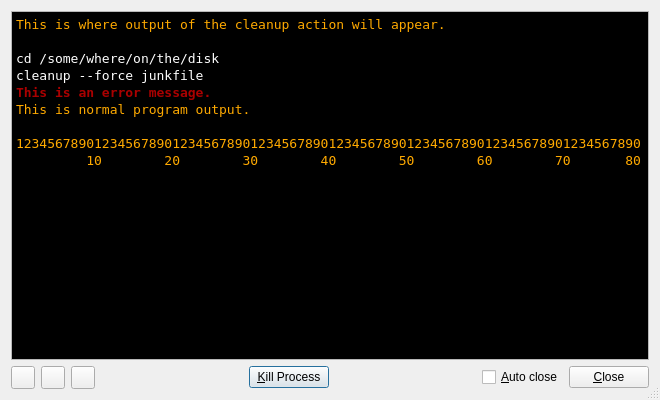
Qt form src/output-window.ui (Lithopsian/qt6dirstat) before a commit.
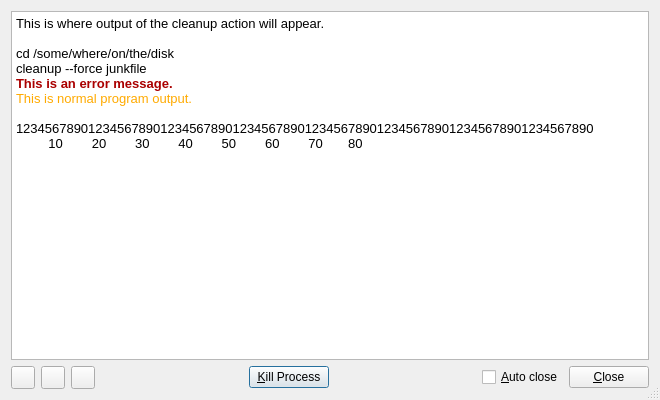
The same form after that commit. Icons and pictures are not drawn.

Commit message:
OutputWindow crash on shutdown
OutputWindow causes a segmentation fault when shutting down the program with Cleanup process still running.  The processes are deleted by their parent and then the destructor tries to delete them again.  Neither kills the processes first so it is very slow and messy anyway.
Create Cleanup processes with no parent so they can be managed cleanly inside OutputWindow.  Kill the processes first even in the destructor so they don't spawn lots of error messages.
Also slipped in making the background colour configurable.  The default is black.

```diff
--- a/src/output-window.ui
+++ b/src/output-window.ui
@@ -23,104 +23,6 @@
   <layout class="QVBoxLayout" name="verticalLayout">
    <item>
     <widget class="QTextEdit" name="terminal">
-     <property name="palette">
-      <palette>
-       <active>
-        <colorrole role="Text">
-         <brush brushstyle="SolidPattern">
-          <color alpha="255">
-           <red>255</red>
-           <green>170</green>
-           <blue>0</blue>
-          </color>
-         </brush>
-        </colorrole>
-        <colorrole role="Base">
-         <brush brushstyle="SolidPattern">
-          <color alpha="255">
-           <red>0</red>
-           <green>0</green>
-           <blue>0</blue>
-          </color>
-         </brush>
-        </colorrole>
-        <colorrole role="PlaceholderText">
-         <brush brushstyle="NoBrush">
-          <color alpha="128">
-           <red>255</red>
-           <green>170</green>
-           <blue>0</blue>
-          </color>
-         </brush>
-        </colorrole>
-       </active>
-       <inactive>
-        <colorrole role="Text">
-         <brush brushstyle="SolidPattern">
-          <color alpha="255">
-           <red>255</red>
-           <green>170</green>
-           <blue>0</blue>
-          </color>
-         </brush>
-        </colorrole>
-        <colorrole role="Base">
-         <brush brushstyle="SolidPattern">
-          <color alpha="255">
-           <red>0</red>
-           <green>0</green>
-           <blue>0</blue>
-          </color>
-         </brush>
-        </colorrole>
-        <colorrole role="PlaceholderText">
-         <brush brushstyle="NoBrush">
-          <color alpha="128">
-           <red>255</red>
-           <green>170</green>
-           <blue>0</blue>
-          </color>
-         </brush>
-        </colorrole>
-       </inactive>
-       <disabled>
-        <colorrole role="Text">
-         <brush brushstyle="SolidPattern">
-          <color alpha="255">
-           <red>128</red>
-           <green>128</green>
-           <blue>128</blue>
-          </color>
-         </brush>
-        </colorrole>
-        <colorrole role="Base">
-         <brush brushstyle="SolidPattern">
-          <color alpha="255">
-           <red>255</red>
-           <green>255</green>
-           <blue>255</blue>
-          </color>
-         </brush>
-        </colorrole>
-        <colorrole role="PlaceholderText">
-         <brush brushstyle="NoBrush">
-          <color alpha="128">
-           <red>255</red>
-           <green>170</green>
-           <blue>0</blue>
-          </color>
-         </brush>
-        </colorrole>
-       </disabled>
-      </palette>
-     </property>
-     <property name="font">
-      <font>
-       <family>DejaVu Sans Mono</family>
-       <weight>50</weight>
-       <bold>false</bold>
-      </font>
-     </property>
      <property name="lineWrapMode">
       <enum>QTextEdit::NoWrap</enum>
      </property>
@@ -128,13 +30,13 @@
       <string>&lt;!DOCTYPE HTML PUBLIC &quot;-//W3C//DTD HTML 4.0//EN&quot; &quot;http://www.w3.org/TR/REC-html40/strict.dtd&quot;&gt;
 &lt;html&gt;&lt;head&gt;&lt;meta name=&quot;qrichtext&quot; content=&quot;1&quot; /&gt;&lt;style type=&quot;text/css&quot;&gt;
 p, li { white-space: pre-wrap; }
-&lt;/style&gt;&lt;/head&gt;&lt;body style=&quot; font-family:'DejaVu Sans Mono'; font-size:10pt; font-weight:400; font-style:normal;&quot;&gt;
+&lt;/style&gt;&lt;/head&gt;&lt;body style=&quot; font-family:'Sans'; font-size:10pt; font-weight:400; font-style:normal;&quot;&gt;
 &lt;p style=&quot; margin-top:0px; margin-bottom:0px; margin-left:0px; margin-right:0px; -qt-block-indent:0; text-indent:0px;&quot;&gt;&lt;span style=&quot; font-family:'monospace';&quot;&gt;This is where output of the cleanup action will appear.&lt;/span&gt;&lt;/p&gt;
 &lt;p style=&quot;-qt-paragraph-type:empty; margin-top:0px; margin-bottom:0px; margin-left:0px; margin-right:0px; -qt-block-indent:0; text-indent:0px; font-family:'monospace';&quot;&gt;&lt;br /&gt;&lt;/p&gt;
-&lt;p style=&quot; margin-top:0px; margin-bottom:0px; margin-left:0px; margin-right:0px; -qt-block-indent:0; text-indent:0px;&quot;&gt;&lt;span style=&quot; font-family:'monospace'; color:#ffffff;&quot;&gt;cd /some/where/on/the/disk&lt;/span&gt;&lt;/p&gt;
-&lt;p style=&quot; margin-top:0px; margin-bottom:0px; margin-left:0px; margin-right:0px; -qt-block-indent:0; text-indent:0px;&quot;&gt;&lt;span style=&quot; font-family:'monospace'; color:#ffffff;&quot;&gt;cleanup --force junkfile&lt;/span&gt;&lt;/p&gt;
+&lt;p style=&quot; margin-top:0px; margin-bottom:0px; margin-left:0px; margin-right:0px; -qt-block-indent:0; text-indent:0px;&quot;&gt;&lt;span style=&quot; font-family:'monospace';&quot;&gt;cd /some/where/on/the/disk&lt;/span&gt;&lt;/p&gt;
+&lt;p style=&quot; margin-top:0px; margin-bottom:0px; margin-left:0px; margin-right:0px; -qt-block-indent:0; text-indent:0px;&quot;&gt;&lt;span style=&quot; font-family:'monospace';&quot;&gt;cleanup --force junkfile&lt;/span&gt;&lt;/p&gt;
 &lt;p style=&quot; margin-top:0px; margin-bottom:0px; margin-left:0px; margin-right:0px; -qt-block-indent:0; text-indent:0px;&quot;&gt;&lt;span style=&quot; font-family:'monospace'; font-weight:600; color:#aa0000;&quot;&gt;This is an error message.&lt;/span&gt;&lt;/p&gt;
-&lt;p style=&quot; margin-top:0px; margin-bottom:0px; margin-left:0px; margin-right:0px; -qt-block-indent:0; text-indent:0px;&quot;&gt;&lt;span style=&quot; font-family:'monospace';&quot;&gt;This is normal program output.&lt;/span&gt;&lt;/p&gt;
+&lt;p style=&quot; margin-top:0px; margin-bottom:0px; margin-left:0px; margin-right:0px; -qt-block-indent:0; text-indent:0px;&quot;&gt;&lt;span style=&quot; font-family:'monospace'; color:#ffaa00;&quot;&gt;This is normal program output.&lt;/span&gt;&lt;/p&gt;
 &lt;p style=&quot;-qt-paragraph-type:empty; margin-top:0px; margin-bottom:0px; margin-left:0px; margin-right:0px; -qt-block-indent:0; text-indent:0px; font-family:'monospace';&quot;&gt;&lt;br /&gt;&lt;/p&gt;
 &lt;p style=&quot; margin-top:0px; margin-bottom:0px; margin-left:0px; margin-right:0px; -qt-block-indent:0; text-indent:0px;&quot;&gt;&lt;span style=&quot; font-family:'monospace';&quot;&gt;12345678901234567890123456789012345678901234567890123456789012345678901234567890&lt;/span&gt;&lt;/p&gt;
 &lt;p style=&quot; margin-top:0px; margin-bottom:0px; margin-left:0px; margin-right:0px; -qt-block-indent:0; text-indent:0px;&quot;&gt;&lt;span style=&quot; font-family:'monospace';&quot;&gt;         10        20        30        40        50        60        70       80&lt;/span&gt;&lt;/p&gt;&lt;/body&gt;&lt;/html&gt;</string>
```
The commit also changes 3 other files.
